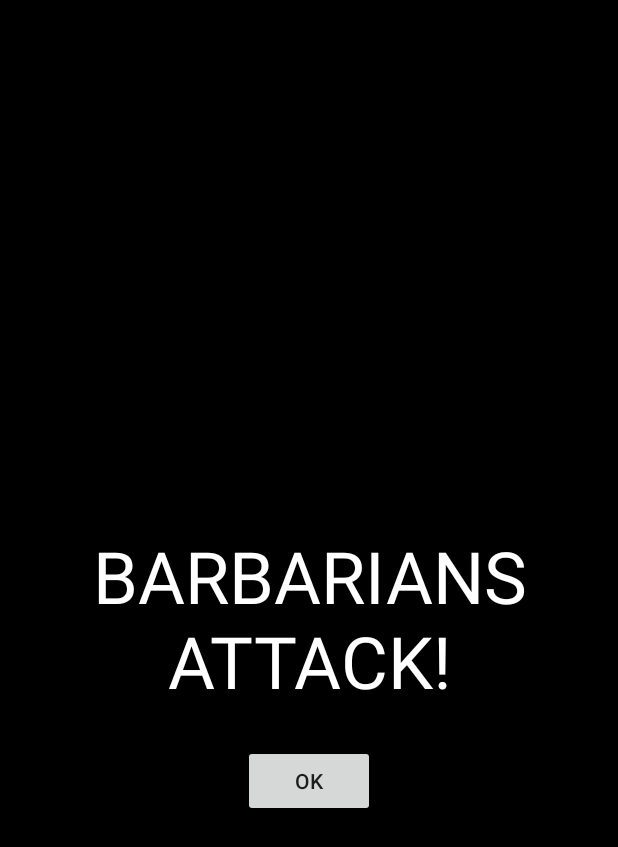
After one commit to jcweber10/CatanCompanionApp, an Android app: the Barbarians screen opened directly, with no data from a screen before it, on a phone screen of 412 x 824 dp. The commit adds this screen. Shown: the top 847 px of the screen. Run offline under Robolectric (Android 15) with nearby library versions, the phone set to English and light mode, and no system bars.

Commit message:
Reroll, tracking, and barbarian attack logic are all working

```diff
--- /dev/null
+++ b/app/src/main/java/com/example/johnjo8/catanapp/Barbarians.java
@@ -0,0 +1,29 @@
+package com.example.johnjo8.catanapp;
+
+import android.app.Activity;
+import android.media.MediaPlayer;
+import android.os.Bundle;
+import android.view.Gravity;
+import android.view.View;
+import android.widget.TextView;
+
+/**
+ * Created by johnjo8 on 6/8/2017.
+ */
+
+public class Barbarians extends Activity {
+    TextView attack;
+    MediaPlayer sound;
+
+    @Override
+    protected void onCreate(Bundle savedInstanceState) {
+        super.onCreate(savedInstanceState);
+        setContentView(R.layout.barbarians_activity);
+//        sound = MediaPlayer.create(Barbarians.this,R.raw.bombsound);
+//        sound.start();
+    }
+    public void restore(View v){
+        onBackPressed();
+        //sound.stop();
+    }
+}
--- a/app/src/main/java/com/example/johnjo8/catanapp/MainActivity.java
+++ b/app/src/main/java/com/example/johnjo8/catanapp/MainActivity.java
@@ -3,7 +3,6 @@ package com.example.johnjo8.catanapp;
 import android.app.Activity;
 import android.content.Intent;
 import android.provider.MediaStore;
-import android.support.v7.app.AppCompatActivity;
 import android.os.Bundle;
 import android.util.Log;
 import android.view.View;
@@ -32,7 +31,12 @@ public class MainActivity extends Activity {
         Log.v("TAG", "swapped new activity");
         Intent i = new Intent(this,Base.class);
         startActivity(i);
+    }
 
+    public void launchCities(View v){
+        Log.v("TAG", "swapped new activity");
+        Intent i = new Intent(this,Cities.class);
+        startActivity(i);
     }
 
 
--- /dev/null
+++ b/app/src/main/res/layout/barbarians_activity.xml
@@ -0,0 +1,32 @@
+<?xml version="1.0" encoding="utf-8"?>
+<RelativeLayout xmlns:android="http://schemas.android.com/apk/res/android"
+    android:layout_width="match_parent"
+    android:layout_height="match_parent"
+    android:background="#000000"
+    >
+
+    <TextView
+        android:id="@+id/barbariansText"
+        android:layout_width="wrap_content"
+        android:layout_height="wrap_content"
+        android:text="BARBARIANS ATTACK!"
+        android:textColor="#FFFFFF"
+        android:textSize="48dp"
+        android:layout_centerInParent="true"
+        android:textAlignment="center"
+        />
+
+    <Button
+        android:id="@+id/okBarbarians"
+        android:layout_width="wrap_content"
+        android:layout_height="wrap_content"
+        android:text="OK"
+        android:layout_centerHorizontal="true"
+        android:layout_below="@+id/barbariansText"
+        android:layout_marginTop="24dp"
+        android:onClick="restore"
+        />
+
+
+
+</RelativeLayout>
--- a/app/src/main/res/layout/base_activity.xml
+++ b/app/src/main/res/layout/base_activity.xml
@@ -33,7 +33,7 @@
         android:soundEffectsEnabled="false"
         android:onClick="launchStats"/>
     <ImageView
-        android:id="@+id/redView"
+        android:id="@+id/redViewBase"
         android:adjustViewBounds="true"
         android:scaleType="fitXY"
         android:layout_height="60dp"
@@ -44,7 +44,7 @@
         android:layout_marginTop="24dp"
         />
     <ImageView
-        android:id="@+id/yellowView"
+        android:id="@+id/yellowViewBase"
         android:adjustViewBounds="true"
         android:scaleType="fitXY"
         android:layout_height="60dp"
```
Also changed, not shown: app/src/main/AndroidManifest.xml (+14 -0 lines), app/src/main/java/com/example/johnjo8/catanapp/Base.java (+3 -4 lines), app/src/main/java/com/example/johnjo8/catanapp/Cities.java (+34 -14 lines), app/src/main/java/com/example/johnjo8/catanapp/GameModel.java (+24 -8 lines), app/src/main/res/layout/cities_activity.xml (+32 -3 lines).
